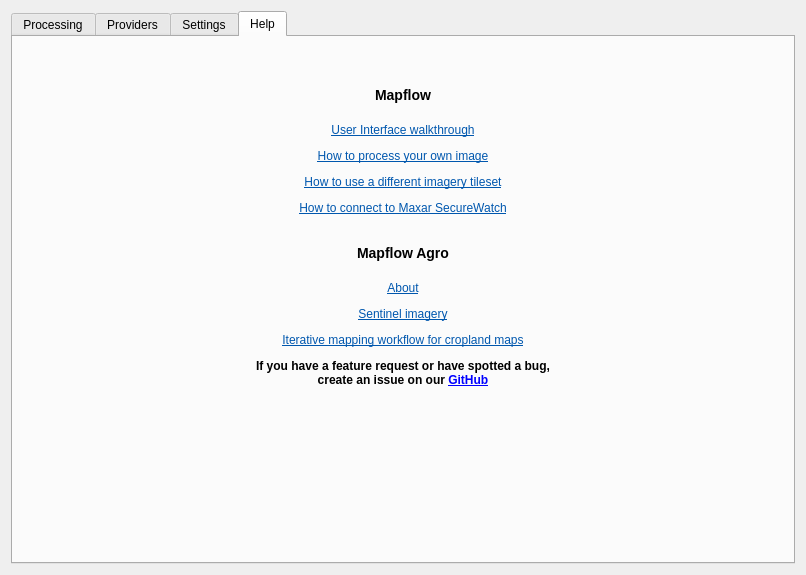
Before: the Qt Designer form mapflow/dialogs/static/ui/main_dialog.ui in Geoalert/mapflow-qgis, drawn with Qt 5.
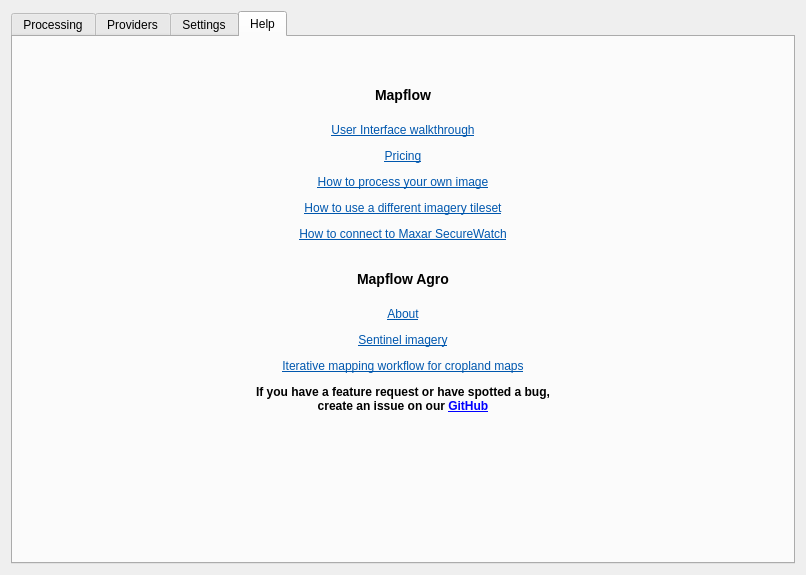
After: the same form once the commit is applied. The open tabs and pages were chosen to show the change. Icons and pictures are not drawn. Custom widgets are drawn as their Qt base class.

Commit message: add link to pricing

```diff
--- a/mapflow/dialogs/static/ui/main_dialog.ui
+++ b/mapflow/dialogs/static/ui/main_dialog.ui
@@ -917,7 +917,7 @@
        <item>
         <widget class="QLabel" name="help">
          <property name="text">
-          <string>&lt;html&gt;&lt;head/&gt;&lt;body&gt;&lt;h3 style=&quot; margin-top:30px; margin-bottom:20px; margin-left:30px; margin-right:30px; -qt-block-indent:0; text-indent:0px;&quot;&gt;&lt;span style=&quot; font-size:large; font-weight:600;&quot;&gt;Mapflow&lt;/span&gt;&lt;/h3&gt;&lt;p align=&quot;center&quot;&gt;&lt;a href=&quot;https://docs.mapflow.ai/api/qgis_mapflow#user-interface&quot;&gt;&lt;span style=&quot; text-decoration: underline; color:#0057ae;&quot;&gt;User Interface walkthrough&lt;/span&gt;&lt;/a&gt;&lt;/p&gt;&lt;p align=&quot;center&quot;&gt;&lt;a href=&quot;https://docs.mapflow.ai/api/qgis_mapflow#how-to-process-your-own-imagery&quot;&gt;&lt;span style=&quot; text-decoration: underline; color:#0057ae;&quot;&gt;How to process your own image&lt;/span&gt;&lt;/a&gt;&lt;/p&gt;&lt;p align=&quot;center&quot;&gt;&lt;a href=&quot;https://docs.mapflow.ai/api/qgis_mapflow#how-to-use-other-imagery-services&quot;&gt;&lt;span style=&quot; text-decoration: underline; color:#0057ae;&quot;&gt;How to use a different imagery tileset&lt;/span&gt;&lt;/a&gt;&lt;/p&gt;&lt;p align=&quot;center&quot;&gt;&lt;a href=&quot;https://docs.mapflow.ai/api/qgis_mapflow#how-to-connect-to-maxar-securewatch&quot;&gt;&lt;span style=&quot; text-decoration: underline; color:#0057ae;&quot;&gt;How to connect to Maxar SecureWatch&lt;/span&gt;&lt;/a&gt;&lt;/p&gt;&lt;h3 style=&quot; margin-top:30px; margin-bottom:20px; margin-left:30px; margin-right:30px; -qt-block-indent:0; text-indent:0px;&quot;&gt;&lt;span style=&quot; font-size:large; font-weight:600;&quot;&gt;Mapflow Agro&lt;/span&gt;&lt;/h3&gt;&lt;p align=&quot;center&quot;&gt;&lt;a href=&quot;https://agro.geoalert.io/&quot;&gt;&lt;span style=&quot; text-decoration: underline; color:#0057ae;&quot;&gt;About&lt;/span&gt;&lt;/a&gt;&lt;/p&gt;&lt;p align=&quot;center&quot;&gt;&lt;a href=&quot;https://docs.mapflow.ai/api/qgis_mapflow.html#sentinel-2&quot;&gt;&lt;span style=&quot; text-decoration: underline; color:#0057ae;&quot;&gt;Sentinel imagery&lt;/span&gt;&lt;/a&gt;&lt;/p&gt;&lt;p align=&quot;center&quot;&gt;&lt;a href=&quot;https://docs.mapflow.ai/userguides/iterative_mapping.html&quot;&gt;&lt;span style=&quot; text-decoration: underline; color:#0057ae;&quot;&gt;Iterative mapping workflow for cropland maps&lt;/span&gt;&lt;/a&gt;&lt;/p&gt;&lt;p&gt;&lt;span style=&quot; font-weight:600;&quot;&gt;If you have a feature request or have spotted a bug,&lt;br/&gt;create an issue on our &lt;/span&gt;&lt;a href=&quot;https://github.com/Geoalert/mapflow-qgis&quot;&gt;&lt;span style=&quot; font-weight:600; text-decoration: underline; color:#0000ff;&quot;&gt;GitHub&lt;/span&gt;&lt;/a&gt;&lt;/p&gt;&lt;/body&gt;&lt;/html&gt;</string>
+          <string>&lt;html&gt;&lt;head/&gt;&lt;body&gt;&lt;h3 style=&quot; margin-top:30px; margin-bottom:20px; margin-left:30px; margin-right:30px; -qt-block-indent:0; text-indent:0px;&quot;&gt;&lt;span style=&quot; font-size:large; font-weight:600;&quot;&gt;Mapflow&lt;/span&gt;&lt;/h3&gt;&lt;p align=&quot;center&quot;&gt;&lt;a href=&quot;https://docs.mapflow.ai/api/qgis_mapflow#user-interface&quot;&gt;&lt;span style=&quot; text-decoration: underline; color:#0057ae;&quot;&gt;User Interface walkthrough&lt;/span&gt;&lt;/a&gt;&lt;/p&gt;&lt;p align=&quot;center&quot;&gt;&lt;a href=&quot;https://docs.mapflow.ai/userguides/prices.html#mapflow-qgis-pricing-model&quot;&gt;&lt;span style=&quot; text-decoration: underline; color:#0057ae;&quot;&gt;Pricing&lt;/span&gt;&lt;/a&gt;&lt;/p&gt;&lt;p align=&quot;center&quot;&gt;&lt;a href=&quot;https://docs.mapflow.ai/api/qgis_mapflow#how-to-process-your-own-imagery&quot;&gt;&lt;span style=&quot; text-decoration: underline; color:#0057ae;&quot;&gt;How to process your own image&lt;/span&gt;&lt;/a&gt;&lt;/p&gt;&lt;p align=&quot;center&quot;&gt;&lt;a href=&quot;https://docs.mapflow.ai/api/qgis_mapflow#how-to-use-other-imagery-services&quot;&gt;&lt;span style=&quot; text-decoration: underline; color:#0057ae;&quot;&gt;How to use a different imagery tileset&lt;/span&gt;&lt;/a&gt;&lt;/p&gt;&lt;p align=&quot;center&quot;&gt;&lt;a href=&quot;https://docs.mapflow.ai/api/qgis_mapflow#how-to-connect-to-maxar-securewatch&quot;&gt;&lt;span style=&quot; text-decoration: underline; color:#0057ae;&quot;&gt;How to connect to Maxar SecureWatch&lt;/span&gt;&lt;/a&gt;&lt;/p&gt;&lt;h3 style=&quot; margin-top:30px; margin-bottom:20px; margin-left:30px; margin-right:30px; -qt-block-indent:0; text-indent:0px;&quot;&gt;&lt;span style=&quot; font-size:large; font-weight:600;&quot;&gt;Mapflow Agro&lt;/span&gt;&lt;/h3&gt;&lt;p align=&quot;center&quot;&gt;&lt;a href=&quot;https://agro.geoalert.io/&quot;&gt;&lt;span style=&quot; text-decoration: underline; color:#0057ae;&quot;&gt;About&lt;/span&gt;&lt;/a&gt;&lt;/p&gt;&lt;p align=&quot;center&quot;&gt;&lt;a href=&quot;https://docs.mapflow.ai/api/qgis_mapflow.html#sentinel-2&quot;&gt;&lt;span style=&quot; text-decoration: underline; color:#0057ae;&quot;&gt;Sentinel imagery&lt;/span&gt;&lt;/a&gt;&lt;/p&gt;&lt;p align=&quot;center&quot;&gt;&lt;a href=&quot;https://docs.mapflow.ai/userguides/iterative_mapping.html&quot;&gt;&lt;span style=&quot; text-decoration: underline; color:#0057ae;&quot;&gt;Iterative mapping workflow for cropland maps&lt;/span&gt;&lt;/a&gt;&lt;/p&gt;&lt;p&gt;&lt;span style=&quot; font-weight:600;&quot;&gt;If you have a feature request or have spotted a bug,&lt;br/&gt;create an issue on our &lt;/span&gt;&lt;a href=&quot;https://github.com/Geoalert/mapflow-qgis&quot;&gt;&lt;span style=&quot; font-weight:600; text-decoration: underline; color:#0000ff;&quot;&gt;GitHub&lt;/span&gt;&lt;/a&gt;&lt;/p&gt;&lt;/body&gt;&lt;/html&gt;</string>
          </property>
          <property name="alignment">
           <set>Qt::AlignHCenter|Qt::AlignTop</set>
```
Left out of the diff: 2 changed lines with no effect on the pictures. The commit also changes 2 other files.
